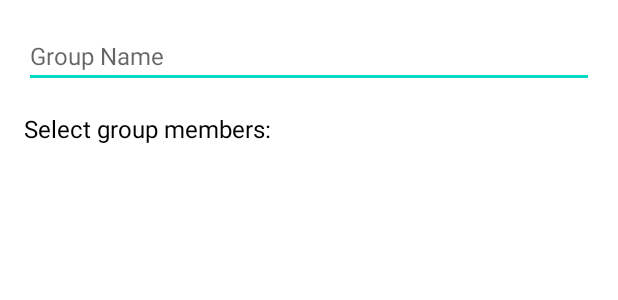
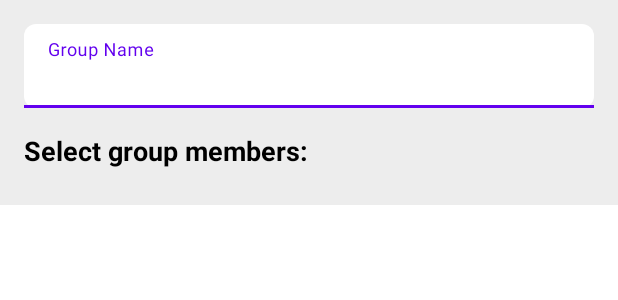
Before and after one commit to AlenPobhenrhaj/ChatApp, an Android app: the layout dialog_create_group.xml on its own in the app's theme, with its tools: preview values and no code run, on a phone screen of 412 x 824 dp. Shown: the top 300 px of the screen. Run offline under Robolectric (Android 15) with nearby library versions, the phone set to English and light mode, and no system bars.

Commit message:
Filtered sorting of group user list when creating a group to exclude logged user and modified all UI pages

```diff
--- a/app/src/main/java/com/example/chatapp/activities/GroupChatActivity.kt
+++ b/app/src/main/java/com/example/chatapp/activities/GroupChatActivity.kt
@@ -13,6 +13,7 @@
 import com.google.firebase.database.DatabaseError
 import com.google.firebase.database.FirebaseDatabase
 import com.google.firebase.database.ValueEventListener
+import kotlinx.android.synthetic.main.dialog_create_group.*
 
 class GroupChatActivity : AppCompatActivity() {
     private lateinit var binding: ActivityGroupChatBinding
--- a/app/src/main/java/com/example/chatapp/activities/RegisterActivity.kt
+++ b/app/src/main/java/com/example/chatapp/activities/RegisterActivity.kt
@@ -47,7 +47,7 @@
                                 .addOnCompleteListener { saveTask ->
                                     if (saveTask.isSuccessful) {
                                         // If successful, go to the chat screen
-                                        startActivity(Intent(this, ChatActivity::class.java))
+                                        startActivity(Intent(this, HomePageActivity::class.java))
                                         finish()
                                     } else {
                                         Toast.makeText(this, "Failed to save display name: ${saveTask.exception?.message}", Toast.LENGTH_SHORT).show()
--- /dev/null
+++ b/app/src/main/res/drawable/ic_baseline_face_24.xml
@@ -0,0 +1,5 @@
+<vector android:height="24dp" android:tint="#8DC940"
+    android:viewportHeight="24" android:viewportWidth="24"
+    android:width="24dp" xmlns:android="http://schemas.android.com/apk/res/android">
+    <path android:fillColor="@android:color/white" android:pathData="M16.84,14.52c-0.26,-0.19 -0.62,-0.63 -0.79,-0.84C17.24,12.01 19,8.87 19,5c0,-1.95 -0.74,-3 -2,-3c-1.54,0 -3.96,2.06 -5,5.97C10.96,4.06 8.54,2 7,2C5.74,2 5,3.05 5,5c0,3.87 1.76,7.01 2.95,8.68c-0.17,0.21 -0.53,0.65 -0.79,0.84c-0.5,0.41 -1.66,1.37 -1.66,2.98c0,2.21 1.79,4 4,4c1.55,0 2.5,-0.56 2.5,-0.56s0.95,0.56 2.5,0.56c2.21,0 4,-1.79 4,-4C18.5,15.89 17.34,14.93 16.84,14.52zM9.35,12.2C8.34,10.7 7,8.12 7,5c0,-0.49 0.06,-0.8 0.12,-0.97c0.94,0.31 3.24,2.71 3.38,7.64C10.03,11.79 9.66,11.97 9.35,12.2zM10.5,16.75c-0.28,0 -0.5,-0.34 -0.5,-0.75c0,-0.41 0.22,-0.75 0.5,-0.75S11,15.59 11,16C11,16.41 10.78,16.75 10.5,16.75zM12,19.5c-0.55,0 -1,-0.72 -1,-1c0,-0.28 0.45,-0.5 1,-0.5s1,0.22 1,0.5C13,18.78 12.55,19.5 12,19.5zM13.5,16.75c-0.28,0 -0.5,-0.34 -0.5,-0.75c0,-0.41 0.22,-0.75 0.5,-0.75S14,15.59 14,16C14,16.41 13.78,16.75 13.5,16.75zM13.5,11.67c0.14,-4.93 2.44,-7.33 3.38,-7.64C16.94,4.2 17,4.51 17,5c0,3.12 -1.34,5.7 -2.35,7.2C14.34,11.97 13.97,11.79 13.5,11.67z"/>
+</vector>
--- a/app/src/main/res/layout/dialog_create_group.xml
+++ b/app/src/main/res/layout/dialog_create_group.xml
@@ -4,26 +4,39 @@
     android:layout_width="match_parent"
     android:layout_height="wrap_content"
     android:orientation="vertical"
-    android:padding="16dp">
+    android:padding="16dp"
+    android:background="#EDEDED">
 
-    <EditText
-        android:id="@+id/groupNameEditText"
+    <com.google.android.material.textfield.TextInputLayout
+        android:id="@+id/groupNameTextInputLayout"
         android:layout_width="match_parent"
         android:layout_height="wrap_content"
         android:hint="Group Name"
-        android:inputType="text"
-        android:maxLength="50"
-        android:maxLines="1"
-        android:textColor="@android:color/black"
-        android:textSize="16sp" />
+        app:boxBackgroundColor="@android:color/white"
+        app:boxCornerRadiusTopStart="8dp"
+        app:boxCornerRadiusTopEnd="8dp"
+        app:boxCornerRadiusBottomStart="8dp"
+        app:boxCornerRadiusBottomEnd="8dp">
+
+        <com.google.android.material.textfield.TextInputEditText
+            android:id="@+id/groupNameEditText"
+            android:layout_width="match_parent"
+            android:layout_height="wrap_content"
+            android:inputType="text"
+            android:maxLength="50"
+            android:maxLines="1"
+            android:textColor="@android:color/black"
+            android:textSize="16sp" />
+    </com.google.android.material.textfield.TextInputLayout>
 
     <TextView
         android:layout_width="match_parent"
         android:layout_height="wrap_content"
         android:layout_marginTop="16dp"
-        android:text="Select group members:"
+        android:text="@string/select_group_members"
         android:textColor="@android:color/black"
-        android:textSize="16sp" />
+        android:textSize="18sp"
+        android:textStyle="bold" />
 
     <androidx.recyclerview.widget.RecyclerView
         android:id="@+id/groupMembersRecyclerView"
@@ -31,6 +44,11 @@
         android:layout_height="0dp"
         android:layout_weight="1"
         android:layout_marginTop="8dp"
+        android:background="@android:color/white"
+        android:clipToPadding="false"
+        android:paddingStart="8dp"
+        android:paddingEnd="8dp"
+        android:scrollbarStyle="insideInset"
         app:layoutManager="androidx.recyclerview.widget.LinearLayoutManager" />
 
 </LinearLayout>
--- a/app/src/main/res/values/strings.xml
+++ b/app/src/main/res/values/strings.xml
@@ -21,4 +21,5 @@
     <string name="welcome_to_chat_app">Welcome to Chat App</string>
     <string name="button_one_to_one_chat">Message</string>
     <string name="button_group_chat">Group Chat</string>
+    <string name="select_group_members">Select group members:</string>
 </resources>
```
Also changed, not shown: app/src/main/java/com/example/chatapp/activities/UserListActivity.kt (+12 -2 lines), app/src/main/res/drawable/circular_image_border.xml (added, +7 -0 lines), app/src/main/res/layout/item_group_chat.xml (+7 -3 lines), app/src/main/res/layout/item_selectable_user.xml (+10 -4 lines), app/src/main/res/layout/item_user.xml (+9 -3 lines).
